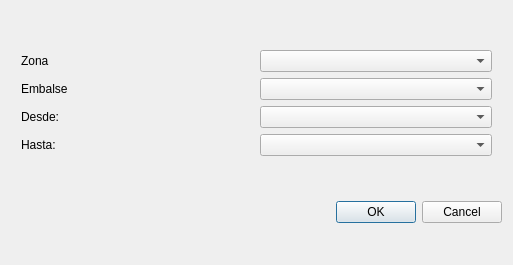
Above: src/dlg-select-fecha.ui from federicomartinlara1976/VerEmbalses before the change. Below: the same form after it.
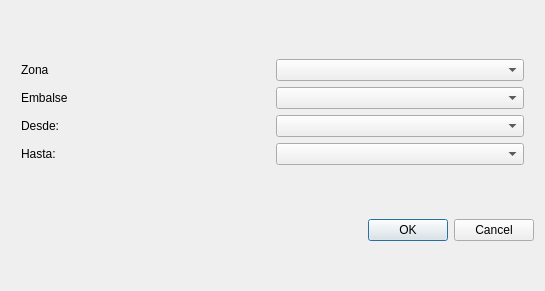
That is the form after the change. Custom widgets are drawn as their Qt base class.

```diff
--- a/src/dlg-select-fecha.ui
+++ b/src/dlg-select-fecha.ui
@@ -9,10 +9,28 @@
    <rect>
     <x>0</x>
     <y>0</y>
-    <width>513</width>
-    <height>265</height>
+    <width>545</width>
+    <height>291</height>
    </rect>
   </property>
+  <property name="sizePolicy">
+   <sizepolicy hsizetype="Minimum" vsizetype="Minimum">
+    <horstretch>0</horstretch>
+    <verstretch>0</verstretch>
+   </sizepolicy>
+  </property>
+  <property name="minimumSize">
+   <size>
+    <width>545</width>
+    <height>291</height>
+   </size>
+  </property>
+  <property name="maximumSize">
+   <size>
+    <width>545</width>
+    <height>291</height>
+   </size>
+  </property>
   <property name="windowTitle">
    <string>Seleccionar rango de fechas</string>
   </property>
```
